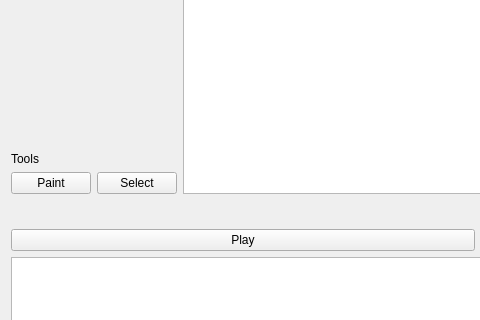
The window that GraphicsViewTests/cMainWindow.ui (TVPDamienL/GraphicsViewTests) describes before a commit, drawn with Qt 5; both pictures show x 0 to 480 and y 344 to 664 of the 955 by 826 pixel window.
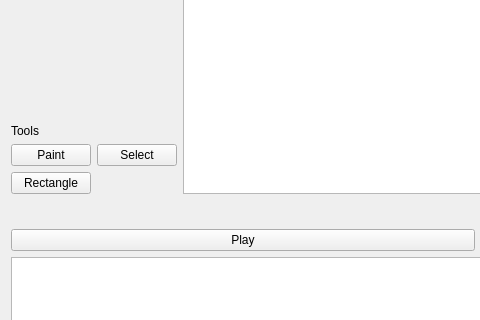
The same window after the commit. Custom widgets are drawn as their Qt base class.

Commit message: Clean + Shape structure + Rectangle stroke Shape tool

```diff
--- a/GraphicsViewTests/cMainWindow.ui
+++ b/GraphicsViewTests/cMainWindow.ui
@@ -134,21 +134,28 @@
          </widget>
         </item>
         <item>
-         <layout class="QHBoxLayout" name="horizontalLayout_3">
-          <item>
+         <layout class="QGridLayout" name="gridLayout">
+          <item row="0" column="0">
            <widget class="QPushButton" name="buttonToolPaint">
             <property name="text">
              <string>Paint</string>
             </property>
            </widget>
           </item>
-          <item>
+          <item row="0" column="1">
            <widget class="QPushButton" name="buttonToolSelect">
             <property name="text">
              <string>Select</string>
             </property>
            </widget>
           </item>
+          <item row="1" column="0">
+           <widget class="QPushButton" name="buttonRectangle">
+            <property name="text">
+             <string>Rectangle</string>
+            </property>
+           </widget>
+          </item>
          </layout>
         </item>
        </layout>
```
The commit also changes 26 other files.
